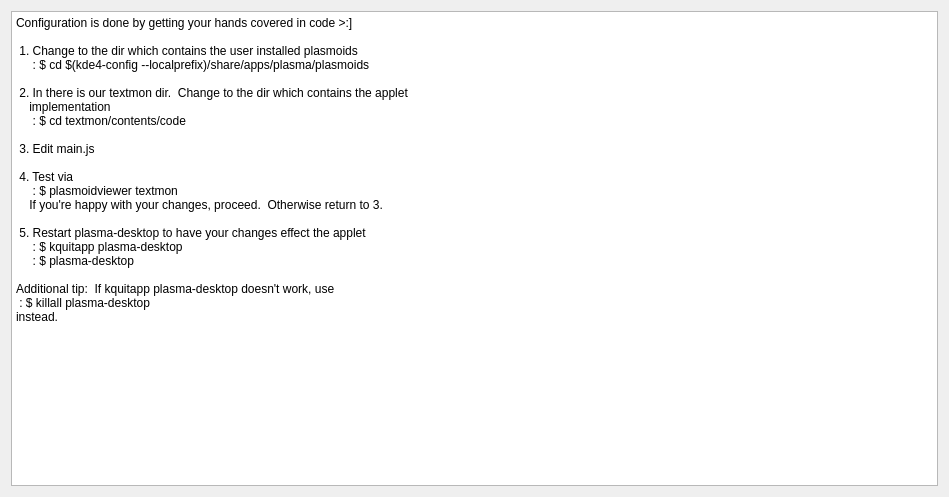
Above: textmon/contents/ui/config.ui from MaikBeckmann/plasma-textmon before the change. Below: the same form after it.
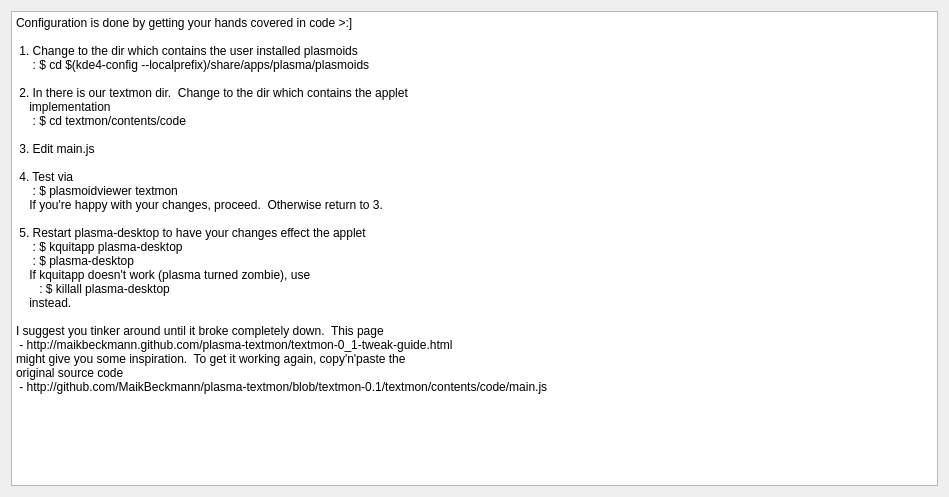
That is the form after the change.

Commit message: Added link to documentation and sources on github.

Diff of the .ui file:
```diff
--- a/textmon/contents/ui/config.ui
+++ b/textmon/contents/ui/config.ui
@@ -39,10 +39,15 @@
 &lt;p style=&quot; margin-top:0px; margin-bottom:0px; margin-left:0px; margin-right:0px; -qt-block-indent:0; text-indent:0px;&quot;&gt;&lt;span style=&quot; font-family:'Courier New,courier';&quot;&gt; 5. Restart plasma-desktop to have your changes effect the applet&lt;/span&gt;&lt;/p&gt;
 &lt;p style=&quot; margin-top:0px; margin-bottom:0px; margin-left:0px; margin-right:0px; -qt-block-indent:0; text-indent:0px;&quot;&gt;&lt;span style=&quot; font-family:'Courier New,courier';&quot;&gt;     : $ kquitapp plasma-desktop&lt;/span&gt;&lt;/p&gt;
 &lt;p style=&quot; margin-top:0px; margin-bottom:0px; margin-left:0px; margin-right:0px; -qt-block-indent:0; text-indent:0px;&quot;&gt;&lt;span style=&quot; font-family:'Courier New,courier';&quot;&gt;     : $ plasma-desktop&lt;/span&gt;&lt;/p&gt;
+&lt;p style=&quot; margin-top:0px; margin-bottom:0px; margin-left:0px; margin-right:0px; -qt-block-indent:0; text-indent:0px;&quot;&gt;&lt;span style=&quot; font-family:'Courier New,courier';&quot;&gt;    If kquitapp doesn't work (plasma turned zombie), use&lt;/span&gt;&lt;/p&gt;
+&lt;p style=&quot; margin-top:0px; margin-bottom:0px; margin-left:0px; margin-right:0px; -qt-block-indent:0; text-indent:0px;&quot;&gt;&lt;span style=&quot; font-family:'Courier New,courier';&quot;&gt;       : $ killall plasma-desktop&lt;/span&gt;&lt;/p&gt;
+&lt;p style=&quot; margin-top:0px; margin-bottom:0px; margin-left:0px; margin-right:0px; -qt-block-indent:0; text-indent:0px;&quot;&gt;&lt;span style=&quot; font-family:'Courier New,courier';&quot;&gt;    instead.&lt;/span&gt;&lt;/p&gt;
 &lt;p style=&quot;-qt-paragraph-type:empty; margin-top:0px; margin-bottom:0px; margin-left:0px; margin-right:0px; -qt-block-indent:0; text-indent:0px; font-family:'Courier New,courier';&quot;&gt;&lt;br /&gt;&lt;/p&gt;
-&lt;p style=&quot; margin-top:0px; margin-bottom:0px; margin-left:0px; margin-right:0px; -qt-block-indent:0; text-indent:0px;&quot;&gt;&lt;span style=&quot; font-family:'Courier New,courier';&quot;&gt;Additional tip:  If kquitapp plasma-desktop doesn't work, use &lt;/span&gt;&lt;/p&gt;
-&lt;p style=&quot; margin-top:0px; margin-bottom:0px; margin-left:0px; margin-right:0px; -qt-block-indent:0; text-indent:0px;&quot;&gt;&lt;span style=&quot; font-family:'Courier New,courier';&quot;&gt; : $ killall plasma-desktop&lt;/span&gt;&lt;/p&gt;
-&lt;p style=&quot; margin-top:0px; margin-bottom:12px; margin-left:0px; margin-right:0px; -qt-block-indent:0; text-indent:0px;&quot;&gt;&lt;span style=&quot; font-family:'Courier New,courier';&quot;&gt;instead.&lt;/span&gt;&lt;/p&gt;&lt;/body&gt;&lt;/html&gt;</string>
+&lt;p style=&quot; margin-top:0px; margin-bottom:0px; margin-left:0px; margin-right:0px; -qt-block-indent:0; text-indent:0px;&quot;&gt;&lt;span style=&quot; font-family:'Courier New,courier';&quot;&gt;I suggest you tinker around until it broke completely down.  This page&lt;/span&gt;&lt;/p&gt;
+&lt;p style=&quot; margin-top:0px; margin-bottom:0px; margin-left:0px; margin-right:0px; -qt-block-indent:0; text-indent:0px;&quot;&gt;&lt;span style=&quot; font-family:'Courier New,courier';&quot;&gt; - http://maikbeckmann.github.com/plasma-textmon/textmon-0_1-tweak-guide.html&lt;/span&gt;&lt;/p&gt;
+&lt;p style=&quot; margin-top:0px; margin-bottom:0px; margin-left:0px; margin-right:0px; -qt-block-indent:0; text-indent:0px;&quot;&gt;&lt;span style=&quot; font-family:'Courier New,courier';&quot;&gt;might give you some inspiration.  To get it working again, copy'n'paste the&lt;/span&gt;&lt;/p&gt;
+&lt;p style=&quot; margin-top:0px; margin-bottom:0px; margin-left:0px; margin-right:0px; -qt-block-indent:0; text-indent:0px;&quot;&gt;&lt;span style=&quot; font-family:'Courier New,courier';&quot;&gt;original source code&lt;/span&gt;&lt;/p&gt;
+&lt;p style=&quot; margin-top:0px; margin-bottom:12px; margin-left:0px; margin-right:0px; -qt-block-indent:0; text-indent:0px;&quot;&gt;&lt;span style=&quot; font-family:'Courier New,courier';&quot;&gt; - http://github.com/MaikBeckmann/plasma-textmon/blob/textmon-0.1/textmon/contents/code/main.js&lt;/span&gt;&lt;/p&gt;&lt;/body&gt;&lt;/html&gt;</string>
      </property>
      <property name="acceptRichText">
       <bool>false</bool>
```
